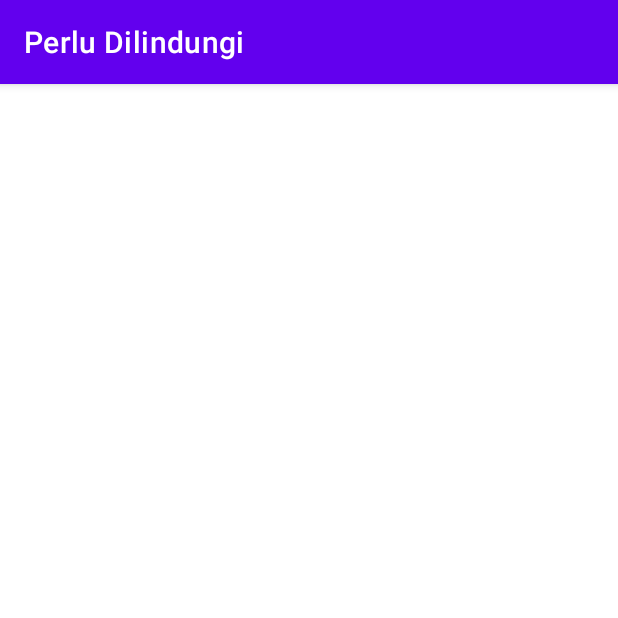
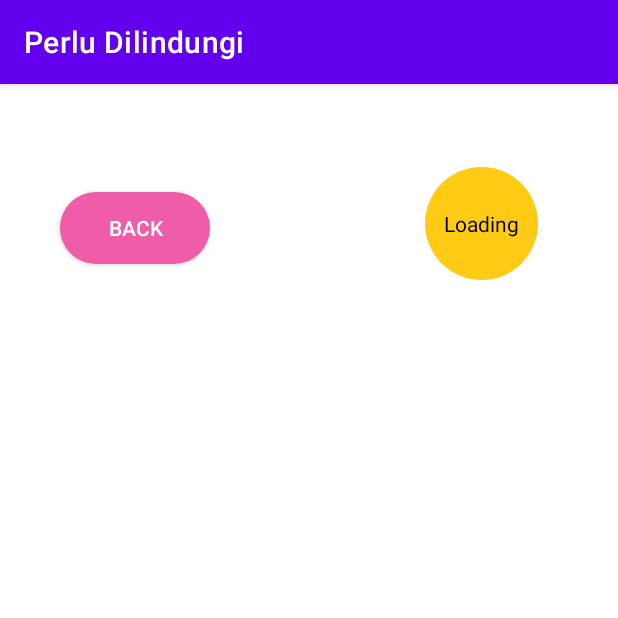
Before and after one commit to leomatt547/perlu-dilindungi, an Android app: the CheckinActivity screen opened directly, with no data from a screen before it, on a phone screen of 412 x 824 dp, the top half of it. Run offline under Robolectric (Android 15) with nearby library versions, the phone set to English and light mode, and no system bars.

Commit message:
adding qrcode design init

```diff
--- /dev/null
+++ b/PerluDilindungi/app/src/main/res/drawable/roundedbuttonback.xml
@@ -0,0 +1,9 @@
+<?xml version="1.0" encoding="utf-8"?>
+<shape xmlns:android="http://schemas.android.com/apk/res/android"
+    android:shape="rectangle">
+    <solid android:color="@color/pink" />
+    <corners android:bottomRightRadius="40dp"
+        android:bottomLeftRadius="40dp"
+        android:topRightRadius="40dp"
+        android:topLeftRadius="40dp"/>
+</shape>
--- /dev/null
+++ b/PerluDilindungi/app/src/main/res/drawable/roundedbuttontemp.xml
@@ -0,0 +1,9 @@
+<?xml version="1.0" encoding="utf-8"?>
+<shape xmlns:android="http://schemas.android.com/apk/res/android"
+    android:shape="rectangle">
+    <solid android:color="@color/yellow" />
+    <corners android:bottomRightRadius="40dp"
+        android:bottomLeftRadius="40dp"
+        android:topRightRadius="40dp"
+        android:topLeftRadius="40dp"/>
+</shape>
--- a/PerluDilindungi/app/src/main/res/layout/activity_checkin.xml
+++ b/PerluDilindungi/app/src/main/res/layout/activity_checkin.xml
@@ -6,4 +6,36 @@
     android:layout_height="match_parent"
     tools:context=".CheckinActivity">
 
+    <androidx.appcompat.widget.AppCompatButton
+        android:id="@+id/qr_button_back"
+        android:layout_width="wrap_content"
+        android:layout_height="wrap_content"
+        android:layout_marginStart="40dp"
+        android:layout_marginTop="72dp"
+        android:width="100dp"
+        android:text="Back"
+        app:layout_constraintStart_toStartOf="parent"
+        app:layout_constraintTop="parent"
+        app:layout_constraintTop_toTopOf="parent"
+        android:background="@drawable/roundedbuttonback"
+        android:textColor="@color/white"
+        />
+
+    <TextView
+        android:id="@+id/qr_temperature"
+        android:layout_width="wrap_content"
+        android:layout_height="wrap_content"
+        android:layout_marginStart="90dp"
+        android:layout_marginTop="55dp"
+        android:width="75dp"
+        android:height="75dp"
+        android:background="@drawable/roundedbuttontemp"
+        android:text="Loading"
+        android:textAlignment="center"
+        android:gravity="center"
+        android:textColor="@color/black"
+        app:layout_constraintEnd_toEndOf="parent"
+        app:layout_constraintStart_toEndOf="@id/qr_button_back"
+        app:layout_constraintTop="parent"
+        app:layout_constraintTop_toTopOf="parent" />
 </androidx.constraintlayout.widget.ConstraintLayout>
--- a/PerluDilindungi/app/src/main/res/layout/activity_main.xml
+++ b/PerluDilindungi/app/src/main/res/layout/activity_main.xml
@@ -26,8 +26,8 @@
         android:layout_marginBottom="16dp"
         android:contentDescription="@string/qr_code_scanner"
         android:src="@drawable/ic_qr_white"
-        app:navGraph="@navigation/mobile_navigation"
-        app:defaultNavHost="true"/>
+        app:defaultNavHost="true"
+        app:navGraph="@navigation/mobile_navigation" />
 
     <com.google.android.material.tabs.TabLayout
         android:id="@+id/tabLayout"
@@ -62,5 +62,4 @@
 
     </com.google.android.material.tabs.TabLayout>
 
-
 </RelativeLayout>
--- a/PerluDilindungi/app/src/main/res/values/colors.xml
+++ b/PerluDilindungi/app/src/main/res/values/colors.xml
@@ -7,5 +7,11 @@
     <color name="teal_700">#FF018786</color>
     <color name="black">#FF000000</color>
     <color name="white">#FFFFFFFF</color>
-    <color name="tabBackgroundColor">#03A9F4</color>
+    <color name="tabBackgroundColor">#41A7F6</color>
+    <color name="pink">#EF5DA8</color>
+    <color name="yellow">#FFCB14</color>
+    <color name="red">#E14949</color>
+    <color name="green">#34AB40</color>
+    <color name="ungu_tua">#5D5FEF</color>
+    <color name="ungu_muda">#7879F1</color>
 </resources>
```
